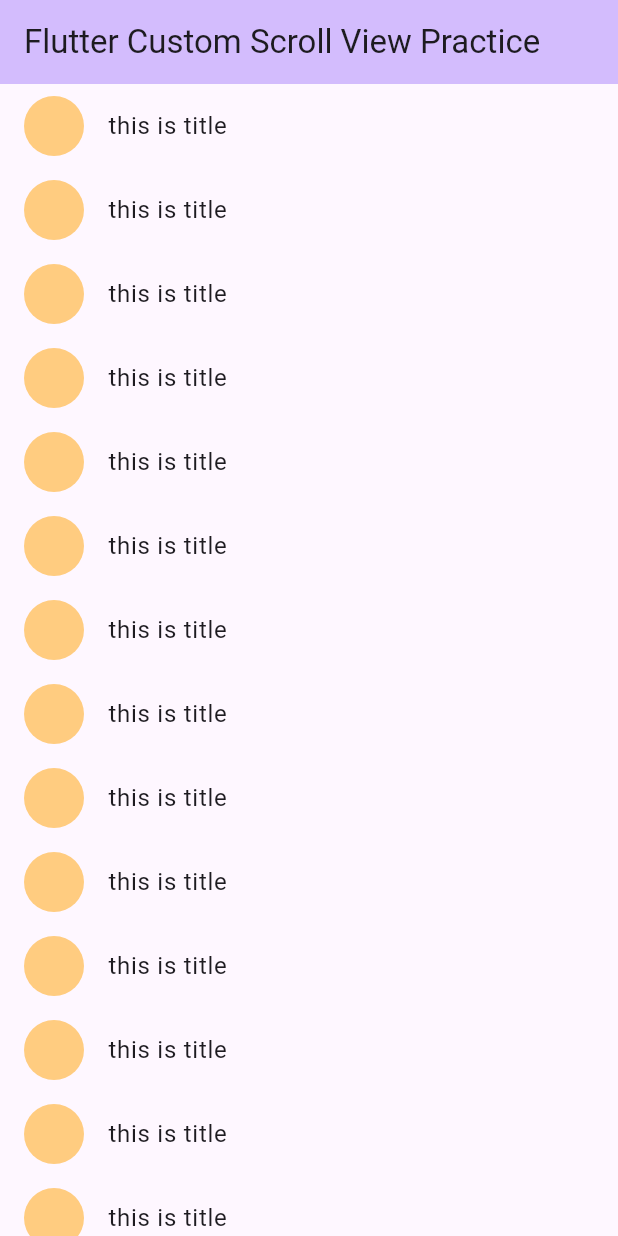
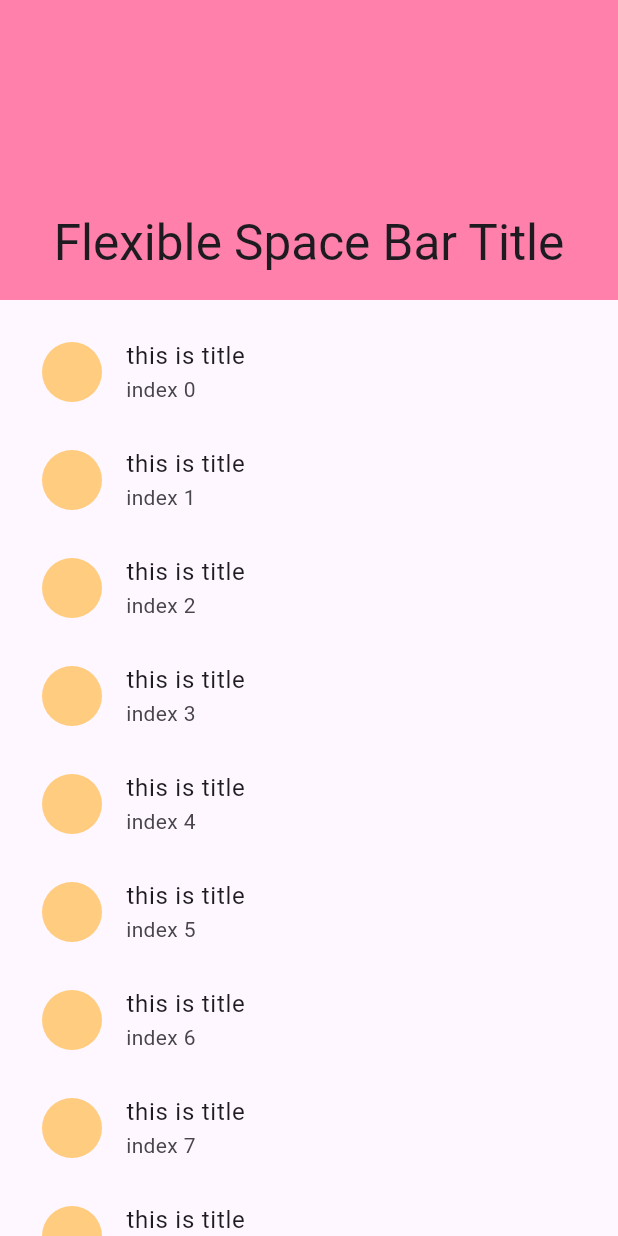
Before and after one commit to talhahdev2025/flutter-practice, a Flutter app: the screen it shows after launch, on a phone screen of 412 x 824 dp. Run offline on Flutter 3.47's test engine with Material 3 defaults, Android fonts, the phone set to English and light mode, and no system bars.

Commit message:
Implemented custom Scroll View some properties and some Sliver Widgets(FlexibleSpaceBar,SliverAppBar,SliverPadding,SliverToBoxAdapter,SliverFillRemaining)

```diff
--- a/custom_scroll_view/lib/main.dart
+++ b/custom_scroll_view/lib/main.dart
@@ -1,5 +1,6 @@
 import 'dart:math';
 import 'package:flutter/material.dart';
+// import 'package:vector_math/vector_math_64.dart';
 
 void main() {
   runApp(const MyApp());
@@ -21,7 +22,6 @@ class MyApp extends StatelessWidget {
 class MyHomePage extends StatefulWidget {
   const MyHomePage({super.key, required this.title});
   final String title;
-
   @override
   State<MyHomePage> createState() => _MyHomePageState();
 }
@@ -30,20 +30,33 @@ class _MyHomePageState extends State<MyHomePage> {
   @override
   Widget build(BuildContext context) {
     return Scaffold(
-      appBar: AppBar(
-        backgroundColor: Theme.of(context).colorScheme.inversePrimary,
-        title: Text(widget.title),
-      ),
       body: CustomScrollView(
         slivers: [
-          SliverList.builder(
+          SliverAppBar(
+            centerTitle: true,
+            pinned: true,
+            expandedHeight: 200,
+            backgroundColor: Colors.pinkAccent[100],
+            // snap: true,
+            // floating: true,
+            // title: Text("Home Page"),
+            flexibleSpace: FlexibleSpaceBar(
+              title: Text('Flexible Space Bar Title'),
+              centerTitle: true,
+            ),
+          ),
+          SliverPadding(
+            padding: EdgeInsetsGeometry.all(12),
+            sliver: SliverList.builder(
               itemCount: 30,
               itemBuilder: (context, index) {
                 return ListTile(
                   title: Text('this is title'),
+                  subtitle: Text('index $index'),
                   leading: CircleAvatar(backgroundColor: Colors.orange[200]),
                 );
               },
+            ),
           ),
           SliverGrid.builder(
             gridDelegate: SliverGridDelegateWithFixedCrossAxisCount(
@@ -53,8 +66,16 @@ class _MyHomePageState extends State<MyHomePage> {
             ),
             itemCount: 10,
 
-            itemBuilder: (context, index) =>
-                Container(color: Colors.pinkAccent, height: 50),
+            itemBuilder: (context, index) => Container(
+              color: Colors.pinkAccent,
+              height: 50,
+              child: Center(
+                child: Text(
+                  "$index Container",
+                  style: TextStyle(color: Colors.white, fontSize: 32),
+                ),
+              ),
+            ),
             /*
             [
               Container(color: Colors.pinkAccent, height: 50),
@@ -86,7 +107,6 @@ class _MyHomePageState extends State<MyHomePage> {
                           color: Colors.pinkAccent,
                           borderRadius: BorderRadius.circular(16),
                         ),
-
                         height: 100,
                       ),
                     ),
@@ -117,14 +137,17 @@ class _MyHomePageState extends State<MyHomePage> {
                         color: Colors.teal,
                         borderRadius: BorderRadius.circular(16),
                       ),
+
                       // width: 100,
                       height: 100,
+                      child: Center(child: Text("Empty Stack item")),
                     ),
                   ],
                 ),
               ),
             ),
           ),
+          SliverFillRemaining(child: Center(child: Text("no data"))),
         ],
       ),
     );
```
Lines whose indentation alone changed are shown as unchanged.
